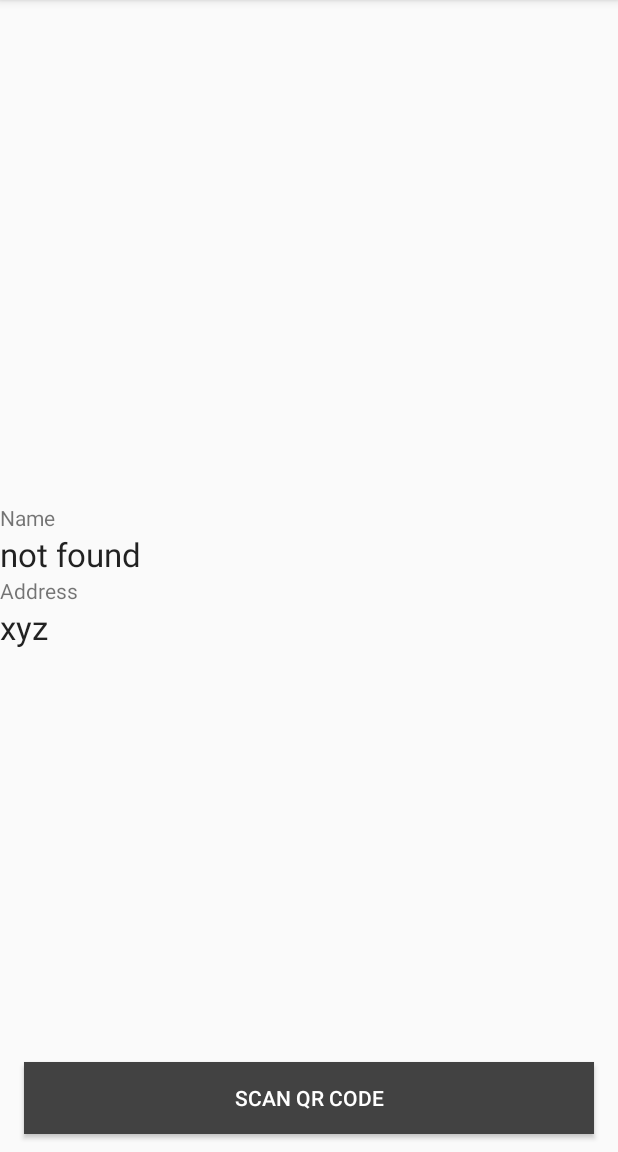
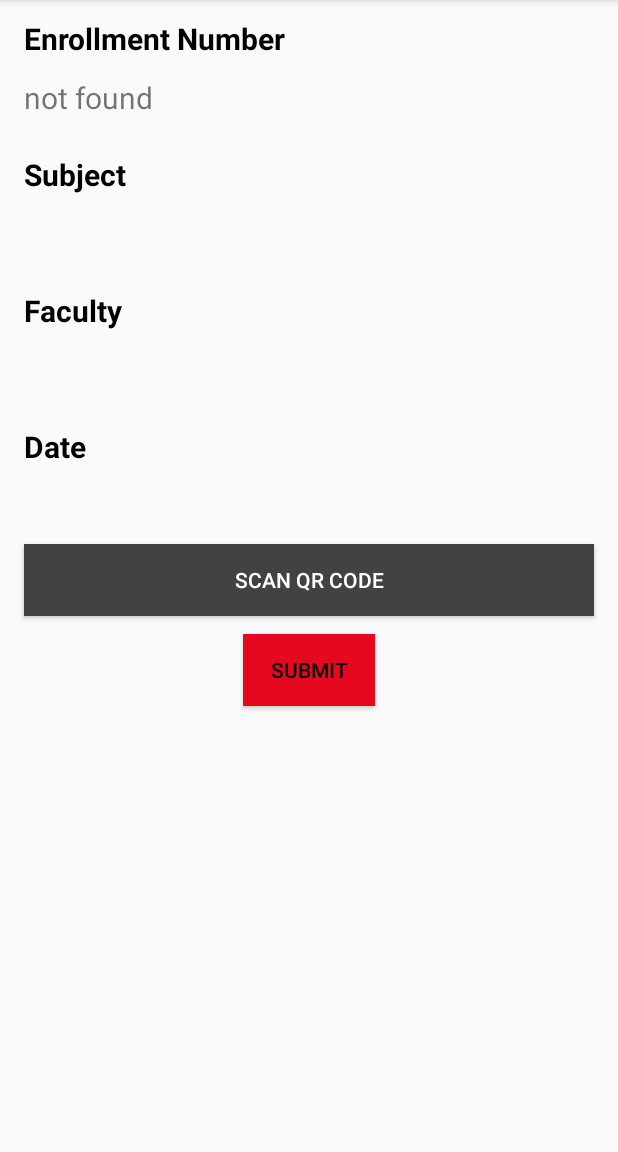
Before and after one commit to shrungBhatt/ErNexus, an Android app: the UserScanAttendanceFragment screen opened directly, with no data from a screen before it, on a phone screen of 412 x 824 dp, the part 84-1236 px from its top. Run offline under Robolectric (Android 15) with nearby library versions, the phone set to English and light mode, and no system bars; libraries missing offline, so code that uses them is left out: com.google.zxing.integration; 1 statement that could not run was skipped.

Commit message:
18/3/2017

```diff
--- a/app/src/main/java/com/example/andorid/ersnexus/userlogin/UserLoginActivity.java
+++ b/app/src/main/java/com/example/andorid/ersnexus/userlogin/UserLoginActivity.java
@@ -12,7 +12,7 @@ import com.example.andorid.ersnexus.R;
 import com.example.andorid.ersnexus.database.userdata.UserBaseHelper;
 import com.example.andorid.ersnexus.userprofile.homeactivity.UserProfileHomeActivity;
 import com.example.andorid.ersnexus.usersignup.UserSignUpActivity;
-import com.example.andorid.ersnexus.util.EnrollmentSharedPreferences;
+import com.example.andorid.ersnexus.util.SharedPreferences;
 
 
 //This is the main activity of the app.
@@ -71,7 +71,7 @@ public class UserLoginActivity extends AppCompatActivity {
                 pass = mUserPassword.getText().toString();
                 password = mHelper.fetchUserPass(userName);
                 mErno = mHelper.fetchErNo(userName);
-                EnrollmentSharedPreferences.setStoredErno(UserLoginActivity.this,mErno);
+                SharedPreferences.setStoredErno(UserLoginActivity.this,mErno);
                 //String fullName = mHelper.fetchFullName(userName);
 
                 if (pass.equals(password)) {
--- a/app/src/main/java/com/example/andorid/ersnexus/userscanattendance/UserScanAttendanceFragment.java
+++ b/app/src/main/java/com/example/andorid/ersnexus/userscanattendance/UserScanAttendanceFragment.java
@@ -11,7 +11,9 @@ import android.widget.TextView;
 import android.widget.Toast;
 
 import com.example.andorid.ersnexus.R;
-import com.example.andorid.ersnexus.util.EnrollmentSharedPreferences;
+import com.example.andorid.ersnexus.database.attendance.AttendanceLab;
+import com.example.andorid.ersnexus.models.AttendanceData;
+import com.example.andorid.ersnexus.util.SharedPreferences;
 import com.google.zxing.integration.android.IntentIntegrator;
 import com.google.zxing.integration.android.IntentResult;
 
@@ -19,30 +21,49 @@ import org.json.JSONException;
 import org.json.JSONObject;
 
 
-
 public class UserScanAttendanceFragment extends Fragment {
 
-    private Button buttonScan;
-    private TextView textViewName, textViewAddress;
+    private Button buttonScan, mSubmitButton;
+    private TextView mErno, mSubjectCode, mFacultyCode, mDate;
+    private String erNo, subjectCode, facultyCode, date;
     //qr code scanner object
     private IntentIntegrator qrScan;
 
 
     @Override
-    public View onCreateView(LayoutInflater inflater, ViewGroup container,
-                             Bundle savedInstanceState){
-        View v = inflater.inflate(R.layout.fragment_user_scan_attendance,container,false);
+    public View onCreateView (LayoutInflater inflater, ViewGroup container,
+                              Bundle savedInstanceState) {
+        View v = inflater.inflate(R.layout.fragment_user_scan_attendance, container, false);
 
 
+        buttonScan = (Button) v.findViewById(R.id.buttonScan);
+        mErno = (TextView) v.findViewById(R.id.enrollment_number_textView);
+        mSubjectCode = (TextView) v.findViewById(R.id.subject_code_textView);
+        mFacultyCode = (TextView) v.findViewById(R.id.faculty_code_textView);
+        mDate = (TextView) v.findViewById(R.id.date_textView);
 
-        buttonScan = (Button)v. findViewById(R.id.buttonScan);
-        textViewName = (TextView)v. findViewById(R.id.textViewName);
-        textViewAddress = (TextView)v. findViewById(R.id.textViewAddress);
+        erNo = mErno.getText().toString();
 
-        String erno = EnrollmentSharedPreferences.getStoredErno(getActivity());
+
+        mErno.setText(SharedPreferences.getStoredErno(getActivity()));
+
+        mSubmitButton = (Button) v.findViewById(R.id.attendance_submit_button);
+        mSubmitButton.setOnClickListener(new View.OnClickListener() {
+            @Override
+            public void onClick (View v) {
+                AttendanceData attendanceData = new AttendanceData(subjectCode, facultyCode,
+                        date, erNo);
+
+
+                attendanceData.setEnrollmentNumber(SharedPreferences.getStoredErno(getActivity()));
+                attendanceData.getEnrollmentNumber();
+                attendanceData.getSubjectCode();
+                attendanceData.getFacultyCode();
+                AttendanceLab.get(getActivity()).addAttendance(attendanceData);
+            }
+        });
 
         qrScan = new IntentIntegrator(getActivity());
-        textViewName.setText(erno);
 
         buttonScan.setOnClickListener(new View.OnClickListener() {
             @Override
@@ -57,7 +78,7 @@ public class UserScanAttendanceFragment extends Fragment {
 
     @Override
     public void onActivityResult (int requestCode, int resultCode, Intent data) {
-        super.onActivityResult(requestCode,resultCode,data);
+        super.onActivityResult(requestCode, resultCode, data);
         IntentResult result = IntentIntegrator.parseActivityResult(requestCode, resultCode, data);
         if (result != null) {
             //if qrcode has nothing in it
@@ -69,8 +90,17 @@ public class UserScanAttendanceFragment extends Fragment {
                     //converting the data to json
                     JSONObject obj = new JSONObject(result.getContents());
                     //setting values to textviews
-                    textViewName.setText(obj.getString("name"));
-                    textViewAddress.setText(obj.getString("address"));
+                    mSubjectCode.setText(obj.getString("subject"));
+                    subjectCode = mSubjectCode.getText().toString();
+
+
+                    mFacultyCode.setText(obj.getString("faculty"));
+                    facultyCode = mFacultyCode.getText().toString();
+
+
+                    mDate.setText(obj.getString("date"));
+                    date = mDate.getText().toString();
+
                 } catch (JSONException e) {
                     e.printStackTrace();
                     //if control comes here
--- a/app/src/main/java/com/example/andorid/ersnexus/util/EnrollmentSharedPreferences.java
+++ b/app/src/main/java/com/example/andorid/ersnexus/util/SharedPreferences.java
@@ -5,7 +5,7 @@ import android.preference.PreferenceManager;
 
 
 
-public class EnrollmentSharedPreferences {
+public class SharedPreferences {
     private static final String PREF_ERNO = "enrollmentNumber";
 
     public static String getStoredErno(Context context){
--- a/app/src/main/res/layout/fragment_user_scan_attendance.xml
+++ b/app/src/main/res/layout/fragment_user_scan_attendance.xml
@@ -8,46 +8,123 @@
     <LinearLayout
         android:layout_width="match_parent"
         android:layout_height="wrap_content"
-        android:layout_centerVertical="true"
+        android:layout_alignParentLeft="true"
+        android:layout_alignParentStart="true"
+        android:layout_alignParentTop="true"
         android:orientation="vertical">
 
         <TextView
             android:layout_width="match_parent"
             android:layout_height="wrap_content"
-            android:text="Name" />
+            android:layout_marginBottom="@dimen/layout_marginBottom"
+            android:layout_marginLeft="@dimen/layout_marginLeft"
+            android:layout_marginRight="@dimen/layout_marginRight"
+            android:layout_marginTop="@dimen/layout_marginTop"
+            android:text="Enrollment Number"
+            android:textColor="@android:color/black"
+            android:textSize="20sp"
+            android:textStyle="bold"/>
 
         <TextView
-            android:id="@+id/textViewName"
+            android:id="@+id/enrollment_number_textView"
             android:layout_width="match_parent"
             android:layout_height="wrap_content"
-            android:text="xyz"
-            android:textAppearance="@style/Base.TextAppearance.AppCompat.Large" />
+            android:layout_marginBottom="@dimen/layout_marginBottom"
+            android:layout_marginLeft="@dimen/layout_marginLeft"
+            android:layout_marginRight="@dimen/layout_marginRight"
+            android:textSize="20sp"/>
 
         <TextView
             android:layout_width="match_parent"
             android:layout_height="wrap_content"
-            android:text="Address" />
+            android:layout_marginBottom="@dimen/layout_marginBottom"
+            android:layout_marginLeft="@dimen/layout_marginLeft"
+            android:layout_marginRight="@dimen/layout_marginRight"
+            android:layout_marginTop="@dimen/layout_marginTop"
+            android:text="Subject"
+            android:textColor="@android:color/black"
+            android:textSize="20sp"
+            android:textStyle="bold"/>
 
         <TextView
-            android:id="@+id/textViewAddress"
+            android:id="@+id/subject_code_textView"
             android:layout_width="match_parent"
             android:layout_height="wrap_content"
-            android:text="xyz"
-            android:textAppearance="@style/Base.TextAppearance.AppCompat.Large" />
+            android:layout_marginBottom="@dimen/layout_marginBottom"
+            android:layout_marginLeft="@dimen/layout_marginLeft"
+            android:layout_marginRight="@dimen/layout_marginRight"
+            android:textSize="20sp"/>
+
+        <TextView
+            android:id="@+id/textView3"
+            android:layout_width="match_parent"
+            android:layout_height="wrap_content"
+            android:layout_marginBottom="@dimen/layout_marginBottom"
+            android:layout_marginLeft="@dimen/layout_marginLeft"
+            android:layout_marginRight="@dimen/layout_marginRight"
+            android:layout_marginTop="@dimen/layout_marginTop"
+            android:text="Faculty"
+            android:textColor="@android:color/black"
+            android:textSize="20sp"
+            android:textStyle="bold"/>
+
+        <TextView
+            android:id="@+id/faculty_code_textView"
+            android:layout_width="match_parent"
+            android:layout_height="wrap_content"
+            android:layout_marginBottom="@dimen/layout_marginBottom"
+            android:layout_marginLeft="@dimen/layout_marginLeft"
+            android:layout_marginRight="@dimen/layout_marginRight"
+            android:textSize="20sp"/>
+
+        <TextView
+            android:layout_width="match_parent"
+            android:layout_height="wrap_content"
+            android:layout_marginBottom="@dimen/layout_marginBottom"
+            android:layout_marginLeft="@dimen/layout_marginLeft"
+            android:layout_marginRight="@dimen/layout_marginRight"
+            android:layout_marginTop="@dimen/layout_marginTop"
+            android:text="Date"
+            android:textColor="@android:color/black"
+            android:textSize="20sp"
+            android:textStyle="bold"/>
+
+        <TextView
+            android:id="@+id/date_textView"
+            android:layout_width="match_parent"
+            android:layout_height="wrap_content"
+            android:layout_marginBottom="@dimen/layout_marginBottom"
+            android:layout_marginLeft="@dimen/layout_marginLeft"
+            android:layout_marginRight="@dimen/layout_marginRight"
+            android:textSize="20sp"/>
+
+        <Button
+            android:id="@+id/buttonScan"
+            android:layout_width="match_parent"
+            android:layout_height="wrap_content"
+            android:layout_marginBottom="@dimen/layout_marginBottom"
+            android:layout_marginLeft="@dimen/layout_marginLeft"
+            android:layout_marginRight="@dimen/layout_marginRight"
+            android:background="@color/colorPrimary"
+            android:text="@string/scan_qr_code"
+            android:textColor="@android:color/white"/>
+
+        <Button
+            android:id="@+id/attendance_submit_button"
+            android:layout_width="wrap_content"
+            android:layout_height="wrap_content"
+            android:layout_marginBottom="@dimen/layout_marginBottom"
+            android:layout_marginLeft="@dimen/layout_marginLeft"
+            android:layout_marginRight="@dimen/layout_marginRight"
+            android:background="@color/colorAccent"
+            android:text="@string/submit"
+            android:gravity="center"
+            android:clickable="true"
+            android:layout_gravity="center_horizontal"
+            android:textColor="@android:color/black"/>
 
 
     </LinearLayout>
 
-    <Button
-        android:id="@+id/buttonScan"
-        android:layout_width="match_parent"
-        android:layout_height="wrap_content"
-        android:layout_alignParentBottom="true"
-        android:text="@string/scan_qr_code"
-        android:background="@color/colorPrimary"
-        android:textColor="@android:color/white"
-        android:layout_marginLeft="@dimen/layout_marginLeft"
-        android:layout_marginRight="@dimen/layout_marginRight"
-        android:layout_marginBottom="@dimen/layout_marginBottom"/>
 
 </RelativeLayout>
```
Also changed, not shown: app/src/main/java/com/example/andorid/ersnexus/database/attendance/AttendanceLab.java (+8 -9 lines), app/src/main/java/com/example/andorid/ersnexus/models/AttendanceData.java (renamed from app/src/main/java/com/example/andorid/ersnexus/models/Attendance.java, +13 -24 lines), app/src/main/java/com/example/andorid/ersnexus/util/Message.java (deleted, +0 -14 lines).
